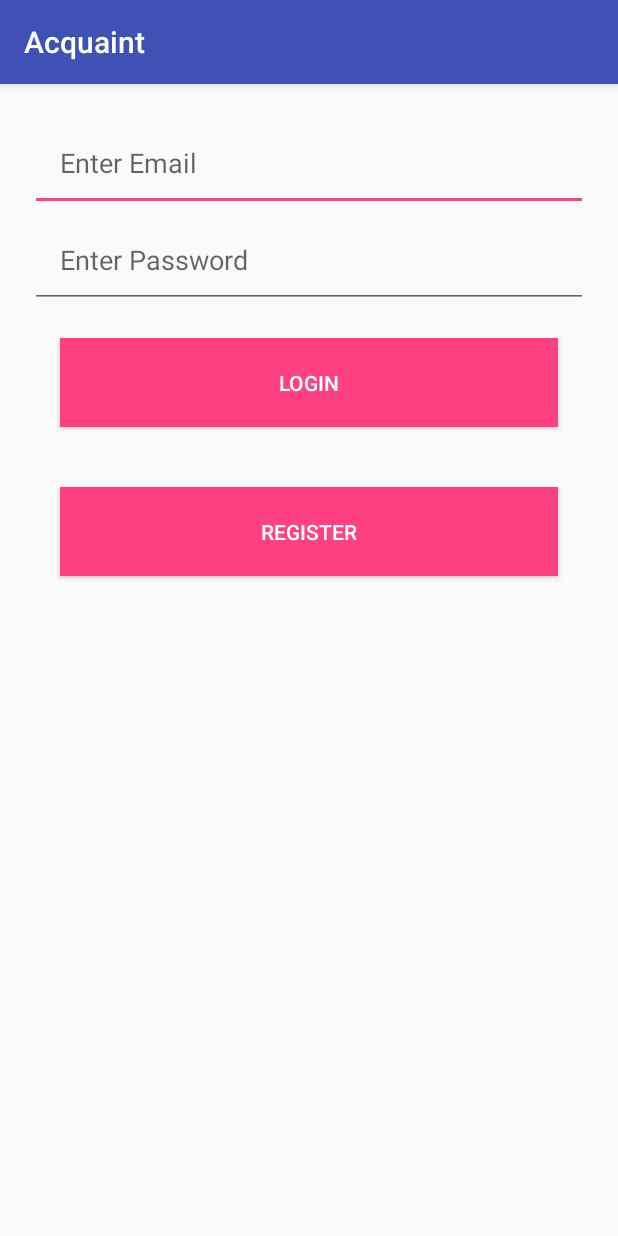
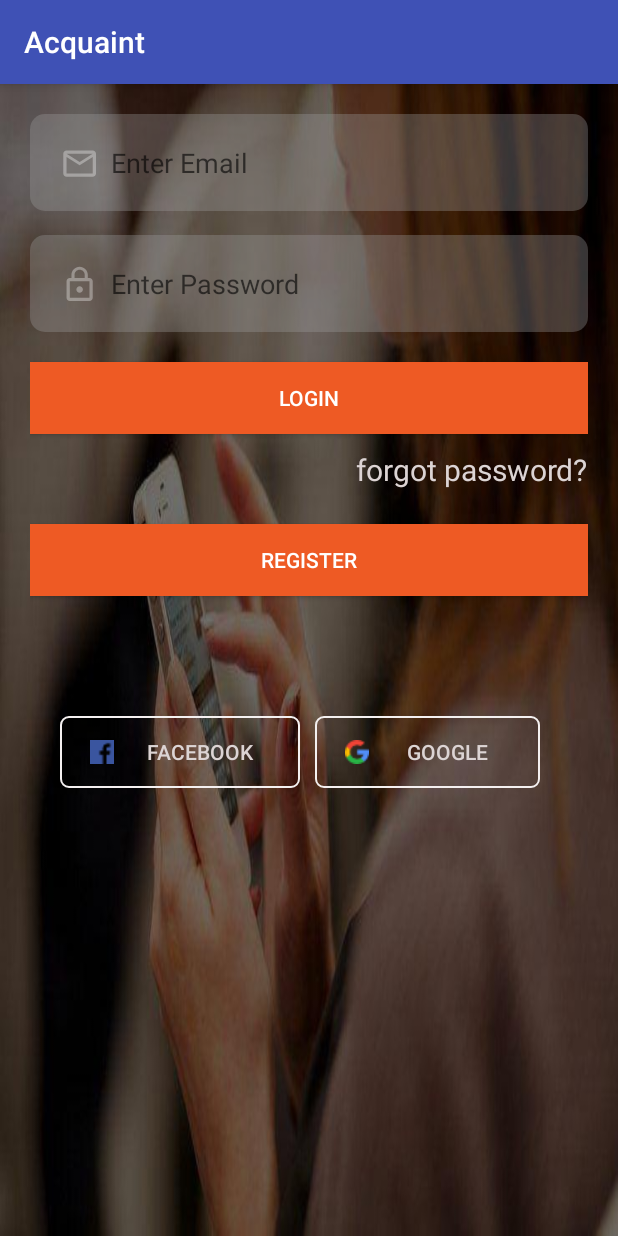
Before and after one commit to datlakrish/Acquaint, an Android app: the screen it shows after launch (LoginActivity), on a phone screen of 412 x 824 dp. Run offline under Robolectric (Android 15) with nearby library versions, the phone set to English and light mode, and no system bars; our stand-ins replace Firebase (no records; nobody signed in at launch, a user with empty details on screens opened directly).

Commit message:
login commit

```diff
--- /dev/null
+++ b/app/src/main/res/drawable/border.xml
@@ -0,0 +1,10 @@
+<?xml version="1.0" encoding="utf-8"?>
+<shape xmlns:android="http://schemas.android.com/apk/res/android"
+    android:shape="rectangle">
+    <corners
+        android:radius="5dp"
+        />
+    <stroke
+        android:width="1dp"
+        android:color="#f4f0f0" />
+</shape>
--- /dev/null
+++ b/app/src/main/res/drawable/edtbg.xml
@@ -0,0 +1,6 @@
+<?xml version="1.0" encoding="utf-8"?>
+<shape xmlns:android="http://schemas.android.com/apk/res/android"
+    android:shape="rectangle">
+    <corners android:radius="10dp"/>
+    <solid android:color="@color/GreyTransparent"/>
+</shape>
--- /dev/null
+++ b/app/src/main/res/drawable/ic_lock_outline_black_24dp.xml
@@ -0,0 +1,10 @@
+<vector xmlns:android="http://schemas.android.com/apk/res/android"
+    android:width="24dp"
+    android:height="24dp"
+    android:tint="#FFFFFF"
+    android:viewportHeight="22.0"
+    android:viewportWidth="22.0">
+    <path
+        android:fillColor="@color/GreyTransparent"
+        android:pathData="M12,17c1.1,0 2,-0.9 2,-2s-0.9,-2 -2,-2 -2,0.9 -2,2 0.9,2 2,2zM18,8h-1L17,6c0,-2.76 -2.24,-5 -5,-5S7,3.24 7,6v2L6,8c-1.1,0 -2,0.9 -2,2v10c0,1.1 0.9,2 2,2h12c1.1,0 2,-0.9 2,-2L20,10c0,-1.1 -0.9,-2 -2,-2zM8.9,6c0,-1.71 1.39,-3.1 3.1,-3.1s3.1,1.39 3.1,3.1v2L8.9,8L8.9,6zM18,20L6,20L6,10h12v10z" />
+</vector>
--- /dev/null
+++ b/app/src/main/res/drawable/ic_mail.xml
@@ -0,0 +1,10 @@
+<vector xmlns:android="http://schemas.android.com/apk/res/android"
+    android:width="24dp"
+    android:height="24dp"
+    android:tint="#FFFFFF"
+    android:viewportHeight="22.0"
+    android:viewportWidth="22.0">
+    <path
+        android:fillColor="@color/GreyTransparent"
+        android:pathData="M20,4L4,4c-1.1,0 -1.99,0.9 -1.99,2L2,18c0,1.1 0.9,2 2,2h16c1.1,0 2,-0.9 2,-2L22,6c0,-1.1 -0.9,-2 -2,-2zM20,18L4,18L4,8l8,5 8,-5v10zM12,11L4,6h16l-8,5z" />
+</vector>
--- /dev/null
+++ b/app/src/main/res/drawable/ic_person_black_24dp.xml
@@ -0,0 +1,10 @@
+<vector xmlns:android="http://schemas.android.com/apk/res/android"
+    android:width="24dp"
+    android:height="24dp"
+    android:tint="#FFFFFF"
+    android:viewportHeight="22.0"
+    android:viewportWidth="22.0">
+    <path
+        android:fillColor="#FF000000"
+        android:pathData="M12,12c2.21,0 4,-1.79 4,-4s-1.79,-4 -4,-4 -4,1.79 -4,4 1.79,4 4,4zM12,14c-2.67,0 -8,1.34 -8,4v2h16v-2c0,-2.66 -5.33,-4 -8,-4z" />
+</vector>
--- a/app/src/main/res/layout/activity_login.xml
+++ b/app/src/main/res/layout/activity_login.xml
@@ -4,6 +4,7 @@
     xmlns:tools="http://schemas.android.com/tools"
     android:layout_width="match_parent"
     android:layout_height="match_parent"
+    android:background="@drawable/loginbg"
     android:padding="20dp"
     tools:context=".LoginActivity">
 
@@ -11,6 +12,9 @@
         android:id="@+id/login_email"
         android:layout_width="match_parent"
         android:layout_height="wrap_content"
+        android:background="@drawable/edtbg"
+        android:drawableLeft="@drawable/ic_mail"
+        android:drawablePadding="10dp"
         android:hint="Enter Email"
         android:padding="20dp" />
 
@@ -20,6 +24,10 @@
         android:layout_width="match_parent"
         android:layout_height="wrap_content"
         android:layout_below="@id/login_email"
+        android:layout_marginTop="16dp"
+        android:background="@drawable/edtbg"
+        android:drawableLeft="@drawable/ic_lock_outline_black_24dp"
+        android:drawablePadding="10dp"
         android:hint="Enter Password"
         android:padding="20dp" />
 
@@ -28,22 +36,60 @@
         android:layout_width="match_parent"
         android:layout_height="wrap_content"
         android:layout_below="@id/login_pass"
-        android:layout_margin="20dp"
-        android:background="@color/colorAccent"
-        android:padding="20dp"
+        android:background="#EE5A24"
+        android:layout_marginTop="20dp"
         android:text="Login"
         android:textColor="@android:color/white" />
+
+    <TextView
+        android:layout_width="wrap_content"
+        android:layout_height="wrap_content"
+        android:text="forgot password?"
+        android:layout_below="@id/login_btn"
+        android:textSize="20sp"
+        android:textColor="#dcd4d4"
+        android:layout_marginTop="10dp"
+        android:layout_alignEnd="@id/login_btn"
+        android:layout_alignRight="@id/login_btn"
+       />
 
     <Button
         android:id="@+id/login_reg_btn"
         android:layout_width="match_parent"
         android:layout_height="wrap_content"
         android:layout_below="@id/login_btn"
-        android:layout_margin="20dp"
-        android:background="@color/colorAccent"
-        android:padding="20dp"
+        android:background="#EE5A24"
+        android:layout_marginTop="60dp"
         android:text="Register"
         android:textColor="@android:color/white" />
 
+    <Button
+        android:id="@+id/fb_btn"
+        android:layout_width="160dp"
+        android:layout_marginLeft="20dp"
+        android:layout_height="wrap_content"
+        android:background="@drawable/border"
+        android:paddingLeft="20dp"
+        android:paddingRight="10dp"
+        android:text="FACEBOOK"
+        android:textColor="#dcd4d4"
+        android:drawableLeft="@drawable/facebook"
+        android:layout_below="@id/login_reg_btn"
+        android:layout_marginTop="80dp"/>
+    <Button
+        android:id="@+id/google_btn"
+        android:layout_width="150dp"
+        android:layout_marginLeft="10dp"
+        android:background="@drawable/border"
+        android:drawableLeft="@drawable/search"
+        android:paddingLeft="20dp"
+        android:paddingRight="10dp"
+        android:text="Google"
+        android:textColor="#dcd4d4"
+        android:layout_toRightOf="@id/fb_btn"
+        android:layout_below="@id/login_reg_btn"
+        android:layout_height="wrap_content"
+        android:layout_marginTop="80dp"/>
+
 
 </RelativeLayout>
--- a/app/src/main/res/layout/activity_register.xml
+++ b/app/src/main/res/layout/activity_register.xml
@@ -14,6 +14,7 @@
         android:layout_height="wrap_content"
         android:hint="Enter User Name"
         android:padding="20dp" />
+
     <EditText
         android:layout_below="@+id/reg_user"
         android:id="@+id/reg_email"
--- a/app/src/main/res/values/colors.xml
+++ b/app/src/main/res/values/colors.xml
@@ -3,4 +3,5 @@
     <color name="colorPrimary">#3F51B5</color>
     <color name="colorPrimaryDark">#303F9F</color>
     <color name="colorAccent">#FF4081</color>
+    <color name="GreyTransparent">#55A0A0A0</color>
 </resources>
```
Also changed, not shown: app/src/main/res/drawable/facebook.png (added), app/src/main/res/drawable/loginbg.jpg (added), app/src/main/res/drawable/search.png (added).
